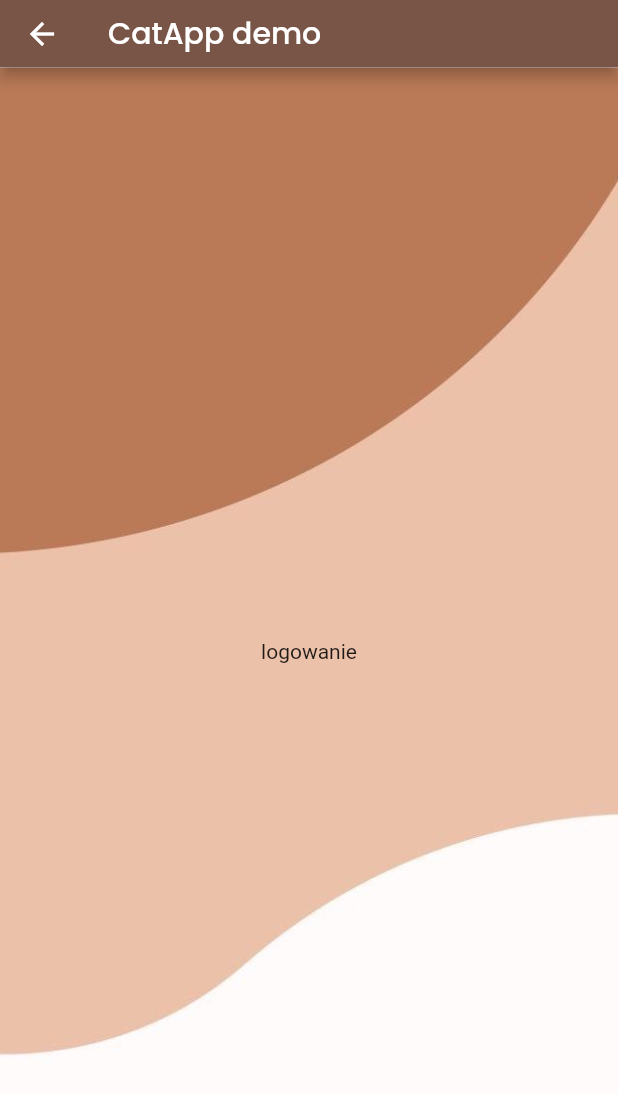
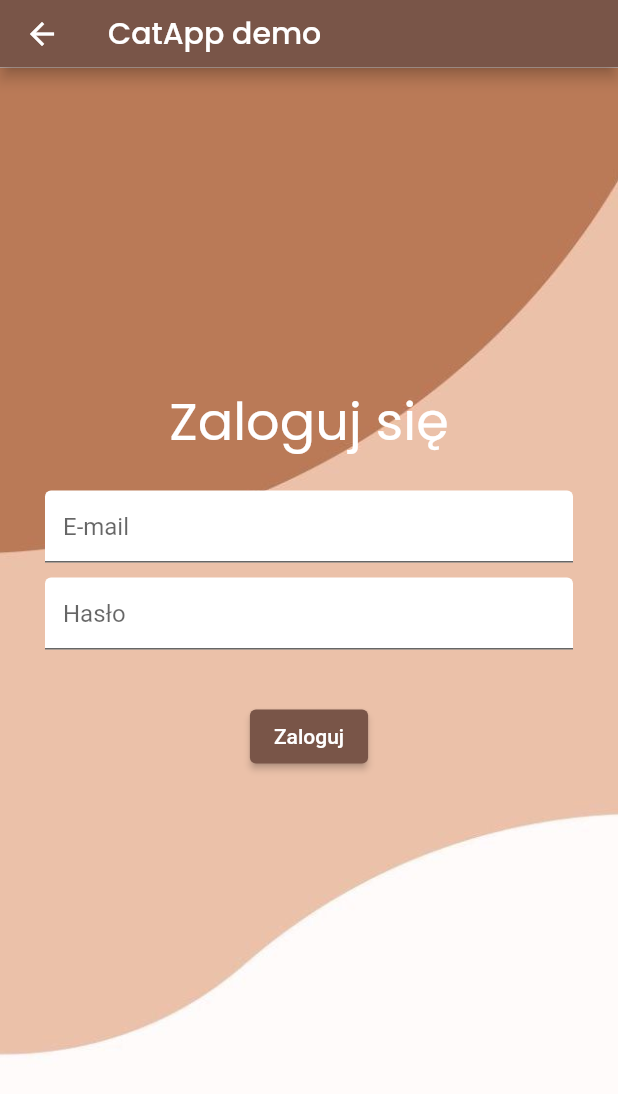
Before and after one commit to rafx666/cat_app, a Flutter app: the screen it shows after launch, after a tap on an icon or button, on a phone screen of 412 x 824 dp. Shown: the top 1094 px of the screen. Run offline on Flutter 3.47's test engine with Material 2 defaults, Android fonts, the phone set to English and light mode, and no system bars; our stand-ins replace firebase_auth, firebase_core, google_fonts; accounts and stored records are empty.

Commit message:
add login page error handling

```diff
--- /dev/null
+++ b/cat_app/lib/login/login_page.dart
@@ -0,0 +1,107 @@
+// ignore_for_file: unused_import
+
+import 'package:cat_app/appbar/cat_bar.dart';
+import 'package:flutter/material.dart';
+import 'package:firebase_auth/firebase_auth.dart';
+import 'package:google_fonts/google_fonts.dart';
+
+class LoginPage extends StatefulWidget {
+  LoginPage({
+    Key? key,
+  }) : super(key: key);
+
+  final emailController = TextEditingController();
+  final passwordController = TextEditingController();
+
+  @override
+  State<LoginPage> createState() => _LoginPageState();
+}
+
+class _LoginPageState extends State<LoginPage> {
+  var errorMessage = '';
+
+  @override
+  Widget build(BuildContext context) {
+    return Scaffold(
+      appBar: const PreferredSize(
+        preferredSize: Size.fromHeight(45),
+        child: CatBar(),
+      ),
+      body: Container(
+        decoration: const BoxDecoration(
+          image: DecorationImage(
+            image: AssetImage("images/back1.jpg"),
+            fit: BoxFit.cover,
+          ),
+        ),
+        child: Center(
+          child: Padding(
+            padding: const EdgeInsets.all(30.0),
+            child: Column(
+              mainAxisAlignment: MainAxisAlignment.center,
+              children: [
+                Text(
+                  'Zaloguj się',
+                  style: GoogleFonts.poppins(
+                    fontSize: 35,
+                    color: Colors.white,
+                  ),
+                ),
+                const SizedBox(
+                  height: 20,
+                ),
+                TextField(
+                  controller: widget.emailController,
+                  decoration: const InputDecoration(
+                      filled: true,
+                      fillColor: Colors.white,
+                      hintText: 'E-mail'),
+                ),
+                const SizedBox(
+                  height: 10,
+                ),
+                TextField(
+                  controller: widget.passwordController,
+                  obscureText: true,
+                  decoration: const InputDecoration(
+                      filled: true, fillColor: Colors.white, hintText: 'Hasło'),
+                ),
+                const SizedBox(
+                  height: 7,
+                ),
+                Text(
+                  errorMessage,
+                  style: const TextStyle(fontSize: 17, color: Colors.black),
+                ),
+                const SizedBox(
+                  height: 7,
+                ),
+                ElevatedButton(
+                  style:
+                      ElevatedButton.styleFrom(backgroundColor: Colors.brown),
+                  onPressed: () async {
+                    try {
+                      await FirebaseAuth.instance.signInWithEmailAndPassword(
+                          email: widget.emailController.text,
+                          password: widget.passwordController.text);
+                    } catch (error) {
+                      setState(() {
+                        errorMessage = 'Niepoprawny e-mail lub hasło';
+                      });
+                    }
+                  },
+                  child: const Text(
+                    'Zaloguj',
+                  ),
+                ),
+                const SizedBox(
+                  height: 100,
+                ),
+              ],
+            ),
+          ),
+        ),
+      ),
+    );
+  }
+}
--- a/cat_app/lib/main.dart
+++ b/cat_app/lib/main.dart
@@ -1,4 +1,4 @@
-import 'package:cat_app/home_page.dart';
+import 'package:cat_app/screens/home_page.dart';
 import 'package:flutter/material.dart';
 import 'package:firebase_core/firebase_core.dart';
 import 'firebase_options.dart';
--- a/cat_app/lib/login_page.dart
+++ b/cat_app/lib/screens/default_page.dart
@@ -1,11 +1,14 @@
 import 'package:cat_app/appbar/cat_bar.dart';
+import 'package:firebase_auth/firebase_auth.dart';
 import 'package:flutter/material.dart';
-import 'package:firebase_auth/firebase_auth.dart';
 
-class LoginPage extends StatelessWidget {
-  const LoginPage({
+class DefaultPage extends StatelessWidget {
+  const DefaultPage({
     Key? key,
+    required this.user,
   }) : super(key: key);
+
+  final User user;
 
   @override
   Widget build(BuildContext context) {
@@ -24,8 +27,9 @@ class LoginPage extends StatelessWidget {
         child: Center(
           child: Column(
             mainAxisAlignment: MainAxisAlignment.center,
-            children: const [
-              Text('logowanie'),
+            children: [
+              const Text('strona startowa'),
+              Text('Jesteś zalogowany jako ${user.email}')
             ],
           ),
         ),
--- /dev/null
+++ b/cat_app/lib/screens/home_page.dart
@@ -0,0 +1,27 @@
+// ignore_for_file: unused_import
+
+import 'package:cat_app/appbar/cat_bar.dart';
+import 'package:cat_app/screens/default_page.dart';
+import 'package:cat_app/screens/start_page.dart';
+import 'package:firebase_auth/firebase_auth.dart';
+import 'package:flutter/material.dart';
+
+class HomePage extends StatelessWidget {
+  const HomePage({
+    Key? key,
+  }) : super(key: key);
+
+  @override
+  Widget build(BuildContext context) {
+    return StreamBuilder<User?>(
+      stream: FirebaseAuth.instance.authStateChanges(),
+      builder: (context, snapshot) {
+        final user = snapshot.data;
+        if (user == null) {
+          return const StartPage();
+        }
+        return DefaultPage(user: user);
+      },
+    );
+  }
+}
--- a/cat_app/lib/home_page.dart
+++ b/cat_app/lib/screens/start_page.dart
@@ -1,10 +1,10 @@
-import 'package:cat_app/login_page.dart';
-import 'package:cat_app/sign_in_page.dart';
+import 'package:cat_app/login/login_page.dart';
+import 'package:cat_app/login/sign_in_page.dart';
 import 'package:flutter/material.dart';
 import 'package:google_fonts/google_fonts.dart';
 
-class HomePage extends StatelessWidget {
-  const HomePage({
+class StartPage extends StatelessWidget {
+  const StartPage({
     Key? key,
   }) : super(key: key);
 
@@ -99,7 +99,7 @@ class HomePage extends StatelessWidget {
                     ),
                     onPressed: () {
                       Navigator.of(context).push(MaterialPageRoute(
-                        builder: (_) => const LoginPage(),
+                        builder: (_) => LoginPage(),
                       ));
                     },
                   )),
@@ -166,7 +166,8 @@ class HomePage extends StatelessWidget {
                       builder: (_) => const SignInPage(),
                     ));
                   },
-                  )),
+                ),
+              ),
             ],
           ),
         ),
```
Also changed, not shown: cat_app/lib/login/sign_in_page.dart (added, +67 -0 lines), cat_app/lib/sign_in_page.dart (deleted, +0 -35 lines), 1 other file. Lines whose indentation alone changed are shown as unchanged.
